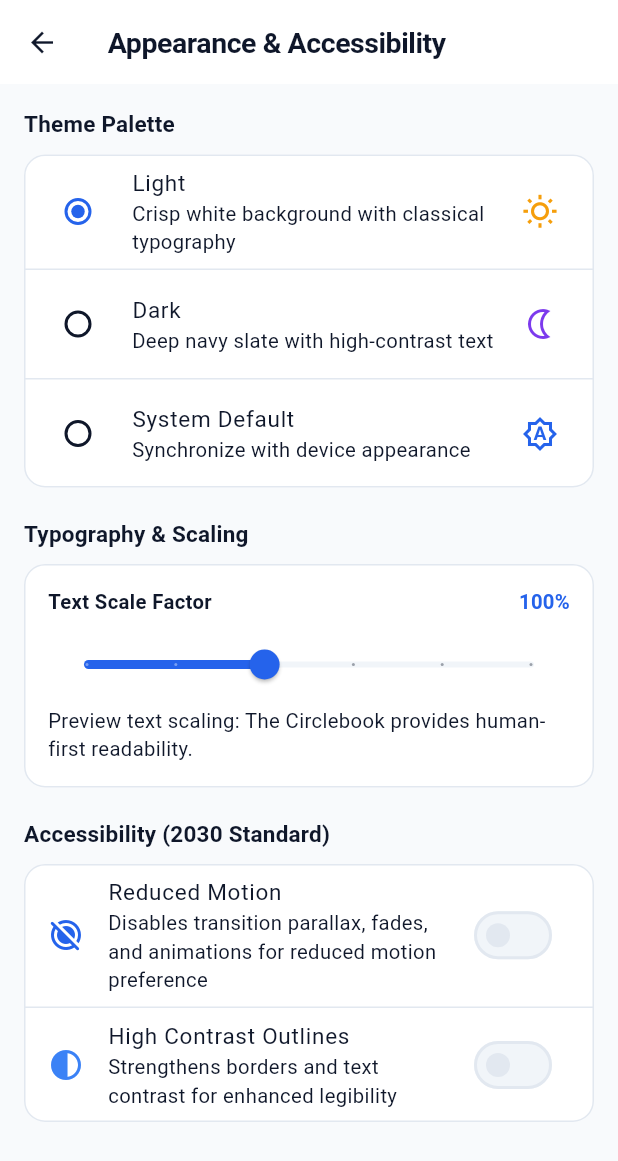
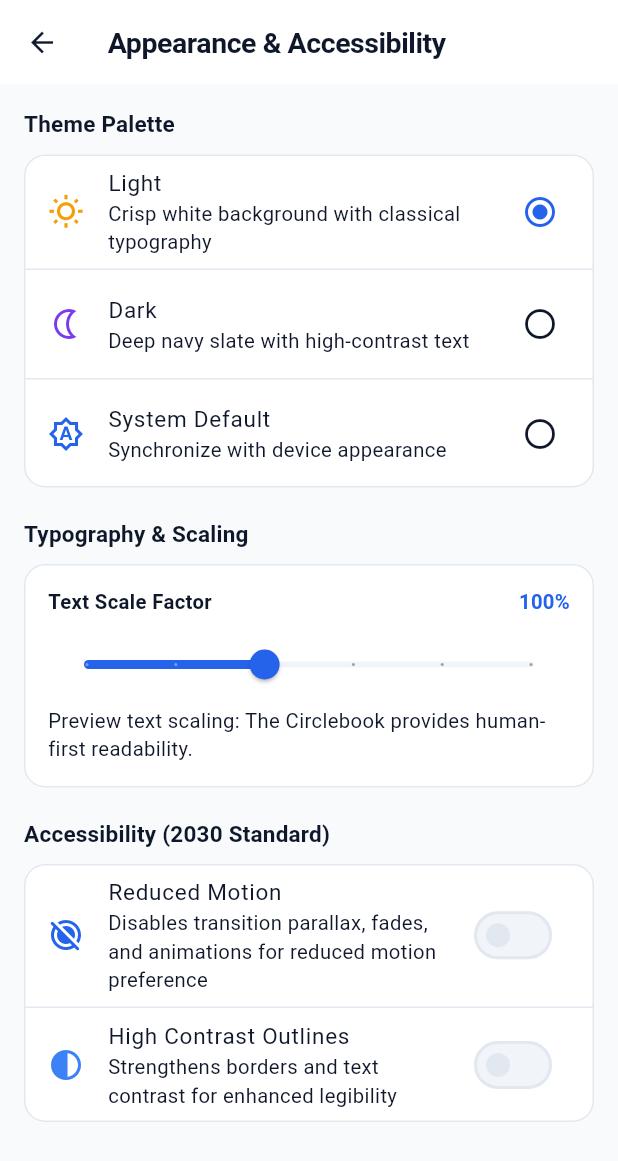
Before and after one commit to personal-2007/The_Circlebook, a Flutter app: the AppearanceSettingsView screen opened by its route, after a tap on "Light", on a phone screen of 412 x 824 dp. Shown: the top 1161 px of the screen. Run offline on Flutter 3.47's test engine with Material 3 defaults, Android fonts, the light colour scheme and no system bars; our stand-ins replace shared_preferences; accounts and stored records are empty.

Commit message:
first commit

```diff
--- a/the_circlebook/lib/app.dart
+++ b/the_circlebook/lib/app.dart
@@ -86,11 +86,13 @@ class CirclebookImage extends StatelessWidget {
 
 class TheCirclebookApp extends StatefulWidget {
   const TheCirclebookApp({
-    this.initialRoute = '/app',
+    this.home,
+    this.initialRoute,
     super.key,
   });
 
-  final String initialRoute;
+  final Widget? home;
+  final String? initialRoute;
 
   @override
   State<TheCirclebookApp> createState() => _TheCirclebookAppState();
@@ -123,6 +125,12 @@ class _TheCirclebookAppState extends State<TheCirclebookApp> {
       themeMode: _themeMode,
       theme: AppTheme.light(highContrast: _highContrast),
       darkTheme: AppTheme.dark(highContrast: _highContrast),
+      home: widget.home ??
+          CirclebookShell(
+            onThemeChanged: _updateThemeMode,
+            themeMode: _themeMode,
+            initialIndex: 0,
+          ),
       initialRoute: widget.initialRoute,
       builder: (context, child) {
         return MediaQuery(
@@ -132,72 +140,127 @@ class _TheCirclebookAppState extends State<TheCirclebookApp> {
           child: child ?? const SizedBox.shrink(),
         );
       },
-      routes: {
-        '/': (context) => const SplashScreen(),
-        '/splash': (context) => const SplashScreen(),
-        '/welcome': (context) => const WelcomeScreen(),
-        '/auth/login': (context) => const LoginScreen(),
-        '/auth/signup': (context) => const SignupScreen(),
-        '/auth/verification': (context) => const VerificationScreen(),
-        '/app': (context) => CirclebookShell(
+      onGenerateRoute: (settings) {
+        switch (settings.name) {
+          case '/':
+          case '/splash':
+            return MaterialPageRoute(builder: (_) => const SplashScreen());
+          case '/welcome':
+            return MaterialPageRoute(builder: (_) => const WelcomeScreen());
+          case '/auth/login':
+            return MaterialPageRoute(builder: (_) => const LoginScreen());
+          case '/auth/signup':
+            return MaterialPageRoute(builder: (_) => const SignupScreen());
+          case '/auth/verification':
+            return MaterialPageRoute(builder: (_) => const VerificationScreen());
+          case '/app':
+          case '/app/home':
+            return MaterialPageRoute(
+              builder: (_) => CirclebookShell(
                 onThemeChanged: _updateThemeMode,
                 themeMode: _themeMode,
                 initialIndex: 0,
               ),
-        '/app/home': (context) => CirclebookShell(
+            );
+          case '/app/people':
+            return MaterialPageRoute(
+              builder: (_) => CirclebookShell(
+                onThemeChanged: _updateThemeMode,
+                themeMode: _themeMode,
+                initialIndex: 1,
+              ),
+            );
+          case '/app/create':
+            return MaterialPageRoute(
+              fullscreenDialog: true,
+              builder: (_) => const CreatePostScreen(),
+            );
+          case '/app/messages':
+            return MaterialPageRoute(
+              builder: (_) => CirclebookShell(
+                onThemeChanged: _updateThemeMode,
+                themeMode: _themeMode,
+                initialIndex: 3,
+              ),
+            );
+          case '/app/profile':
+            return MaterialPageRoute(
+              builder: (_) => CirclebookShell(
+                onThemeChanged: _updateThemeMode,
+                themeMode: _themeMode,
+                initialIndex: 4,
+              ),
+            );
+          case '/app/discover':
+            return MaterialPageRoute(
+              builder: (_) => Scaffold(
+                appBar: AppBar(title: const Text('Discover')),
+                body: const DiscoverScreen(),
+              ),
+            );
+          case '/app/search':
+            return MaterialPageRoute(builder: (_) => const SearchScreen());
+          case '/app/notifications':
+            return MaterialPageRoute(builder: (_) => const NotificationsScreen());
+          case '/app/more':
+            return MaterialPageRoute(builder: (_) => const MoreScreen());
+          case '/app/more/groups':
+            return MaterialPageRoute(builder: (_) => const GroupsScreen());
+          case '/app/more/events':
+            return MaterialPageRoute(builder: (_) => const EventsScreen());
+          case '/app/more/watch':
+            return MaterialPageRoute(builder: (_) => const WatchScreen());
+          case '/app/more/marketplace':
+            return MaterialPageRoute(builder: (_) => const MarketplaceScreen());
+          case '/app/more/saved':
+            return MaterialPageRoute(builder: (_) => const SavedScreen());
+          case '/app/more/memories':
+            return MaterialPageRoute(builder: (_) => const MemoriesScreen());
+          case '/app/more/archive':
+            return MaterialPageRoute(builder: (_) => const ArchiveScreen());
+          case '/app/more/creator-tools':
+            return MaterialPageRoute(builder: (_) => const CreatorToolsScreen());
+          case '/app/more/analytics':
+            return MaterialPageRoute(builder: (_) => const AnalyticsScreen());
+          case '/app/more/ai':
+            return MaterialPageRoute(builder: (_) => const CircleAIScreen());
+          case '/app/settings':
+            return MaterialPageRoute(
+              builder: (_) => SettingsScreen(
+                onThemeModeChanged: _updateThemeMode,
+                themeMode: _themeMode,
+                onAccessibilityChanged: _reloadAccessibility,
+              ),
+            );
+          case '/app/settings/account':
+            return MaterialPageRoute(builder: (_) => const AccountSettingsView());
+          case '/app/settings/privacy':
+            return MaterialPageRoute(builder: (_) => const PrivacySettingsView());
+          case '/app/settings/security':
+            return MaterialPageRoute(builder: (_) => const SecuritySettingsView());
+          case '/app/settings/notifications':
+            return MaterialPageRoute(builder: (_) => const NotificationsSettingsView());
+          case '/app/settings/appearance':
+            return MaterialPageRoute(
+              builder: (_) => AppearanceSettingsView(
+                onThemeModeChanged: _updateThemeMode,
+                themeMode: _themeMode,
+                onAccessibilityChanged: _reloadAccessibility,
+              ),
+            );
+          case '/app/settings/personalization':
+            return MaterialPageRoute(builder: (_) => const PersonalizationSettingsView());
+          case '/app/settings/support':
+            return MaterialPageRoute(builder: (_) => const SupportSettingsView());
+          default:
+            return MaterialPageRoute(
+              builder: (_) => CirclebookShell(
                 onThemeChanged: _updateThemeMode,
                 themeMode: _themeMode,
                 initialIndex: 0,
               ),
-        '/app/people': (context) => CirclebookShell(
-              onThemeChanged: _updateThemeMode,
-              themeMode: _themeMode,
-              initialIndex: 1,
-            ),
-        '/app/create': (context) => const CreatePostScreen(),
-        '/app/messages': (context) => CirclebookShell(
-              onThemeChanged: _updateThemeMode,
-              themeMode: _themeMode,
-              initialIndex: 3,
-            ),
-        '/app/profile': (context) => CirclebookShell(
-              onThemeChanged: _updateThemeMode,
-              themeMode: _themeMode,
-              initialIndex: 4,
-            ),
-        '/app/discover': (context) => Scaffold(
-              appBar: AppBar(title: const Text('Discover')),
-              body: const DiscoverScreen(),
-            ),
-        '/app/search': (context) => const SearchScreen(),
-        '/app/notifications': (context) => const NotificationsScreen(),
-        '/app/more': (context) => const MoreScreen(),
-        '/app/more/groups': (context) => const GroupsScreen(),
-        '/app/more/events': (context) => const EventsScreen(),
-        '/app/more/watch': (context) => const WatchScreen(),
-        '/app/more/marketplace': (context) => const MarketplaceScreen(),
-        '/app/more/saved': (context) => const SavedScreen(),
-        '/app/more/memories': (context) => const MemoriesScreen(),
-        '/app/more/archive': (context) => const ArchiveScreen(),
-        '/app/more/creator-tools': (context) => const CreatorToolsScreen(),
-        '/app/more/analytics': (context) => const AnalyticsScreen(),
-        '/app/more/ai': (context) => const CircleAIScreen(),
-        '/app/settings': (context) => SettingsScreen(
-              onThemeModeChanged: _updateThemeMode,
-              themeMode: _themeMode,
-              onAccessibilityChanged: _reloadAccessibility,
-            ),
-        '/app/settings/account': (context) => const AccountSettingsView(),
-        '/app/settings/privacy': (context) => const PrivacySettingsView(),
-        '/app/settings/security': (context) => const SecuritySettingsView(),
-        '/app/settings/notifications': (context) => const NotificationsSettingsView(),
-        '/app/settings/appearance': (context) => AppearanceSettingsView(
-              onThemeModeChanged: _updateThemeMode,
-              themeMode: _themeMode,
-              onAccessibilityChanged: _reloadAccessibility,
-            ),
-        '/app/settings/personalization': (context) => const PersonalizationSettingsView(),
-        '/app/settings/support': (context) => const SupportSettingsView(),
+            );
+        }
       },
     );
   }
--- a/the_circlebook/lib/features/settings/appearance_settings_view.dart
+++ b/the_circlebook/lib/features/settings/appearance_settings_view.dart
@@ -70,31 +70,34 @@ class _AppearanceSettingsViewState extends State<AppearanceSettingsView> {
           Card(
             child: Column(
               children: [
-                RadioListTile<ThemeMode>(
-                  secondary: const Icon(Icons.wb_sunny_outlined, color: AppTheme.warning),
+                ListTile(
+                  leading: const Icon(Icons.wb_sunny_outlined, color: AppTheme.warning),
                   title: const Text('Light'),
                   subtitle: const Text('Crisp white background with classical typography'),
-                  value: ThemeMode.light,
-                  groupValue: _currentMode,
-                  onChanged: (val) => _updateMode(val!),
+                  trailing: _currentMode == ThemeMode.light
+                      ? const Icon(Icons.radio_button_checked, color: AppTheme.primary)
+                      : const Icon(Icons.radio_button_off),
+                  onTap: () => _updateMode(ThemeMode.light),
                 ),
                 const Divider(height: 1),
-                RadioListTile<ThemeMode>(
-                  secondary: const Icon(Icons.nightlight_outlined, color: AppTheme.purple),
+                ListTile(
+                  leading: const Icon(Icons.nightlight_outlined, color: AppTheme.purple),
                   title: const Text('Dark'),
                   subtitle: const Text('Deep navy slate with high-contrast text'),
-                  value: ThemeMode.dark,
-                  groupValue: _currentMode,
-                  onChanged: (val) => _updateMode(val!),
+                  trailing: _currentMode == ThemeMode.dark
+                      ? const Icon(Icons.radio_button_checked, color: AppTheme.primary)
+                      : const Icon(Icons.radio_button_off),
+                  onTap: () => _updateMode(ThemeMode.dark),
                 ),
                 const Divider(height: 1),
-                RadioListTile<ThemeMode>(
-                  secondary: const Icon(Icons.brightness_auto_outlined, color: AppTheme.primary),
+                ListTile(
+                  leading: const Icon(Icons.brightness_auto_outlined, color: AppTheme.primary),
                   title: const Text('System Default'),
                   subtitle: const Text('Synchronize with device appearance'),
-                  value: ThemeMode.system,
-                  groupValue: _currentMode,
-                  onChanged: (val) => _updateMode(val!),
+                  trailing: _currentMode == ThemeMode.system
+                      ? const Icon(Icons.radio_button_checked, color: AppTheme.primary)
+                      : const Icon(Icons.radio_button_off),
+                  onTap: () => _updateMode(ThemeMode.system),
                 ),
               ],
             ),
```
Also changed, not shown: the_circlebook/lib/features/splash/splash_screen.dart (+12 -16 lines), 2 other files. Lines whose indentation alone changed are shown as unchanged.
